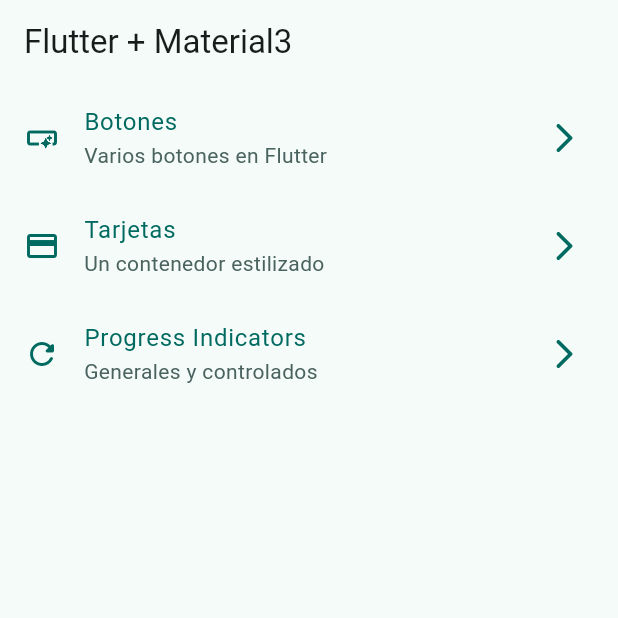
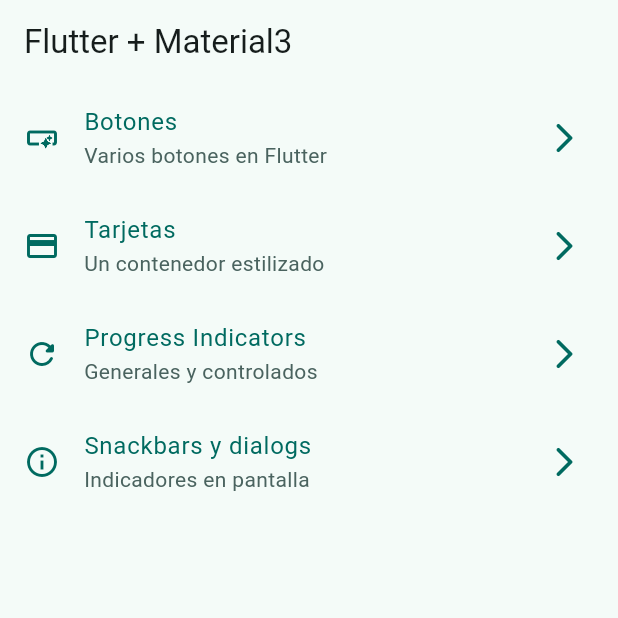
Before and after one commit to dieginin/widgets_app, a Flutter app: the screen it shows after launch, on a phone screen of 412 x 824 dp, the top half of it. Run offline on Flutter 3.47's test engine with Material 2 defaults, Android fonts, the phone set to English and light mode, and no system bars; our stand-ins replace go_router.

Commit message:
Snackbars & dialogs finished

```diff
--- a/lib/config/menu/menu_items.dart
+++ b/lib/config/menu/menu_items.dart
@@ -33,4 +33,10 @@ const appMenuItems = [
     link: '/progress',
     icon: Icons.refresh_rounded,
   ),
+  MenuItem(
+    title: 'Snackbars y dialogs',
+    subTitle: 'Indicadores en pantalla',
+    link: '/snackbars',
+    icon: Icons.info_outline,
+  ),
 ];
--- a/lib/config/router/app_router.dart
+++ b/lib/config/router/app_router.dart
@@ -25,5 +25,10 @@ final appRouter = GoRouter(
       path: '/progress',
       builder: (context, state) => const ProgressScreen(),
     ),
+    GoRoute(
+      name: SnackbarScreen.name,
+      path: '/snackbars',
+      builder: (context, state) => const SnackbarScreen(),
+    ),
   ],
 );
```
Also changed, not shown: lib/core/screens/snackbar/snackbar_screen.dart (+61 -2 lines).
